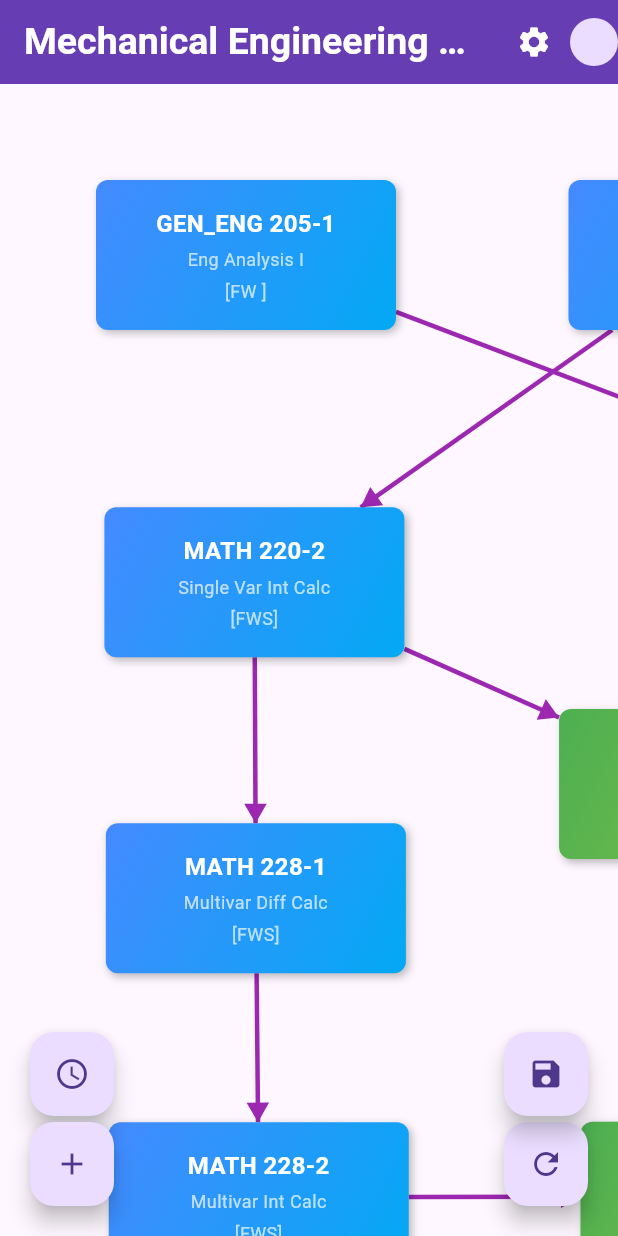
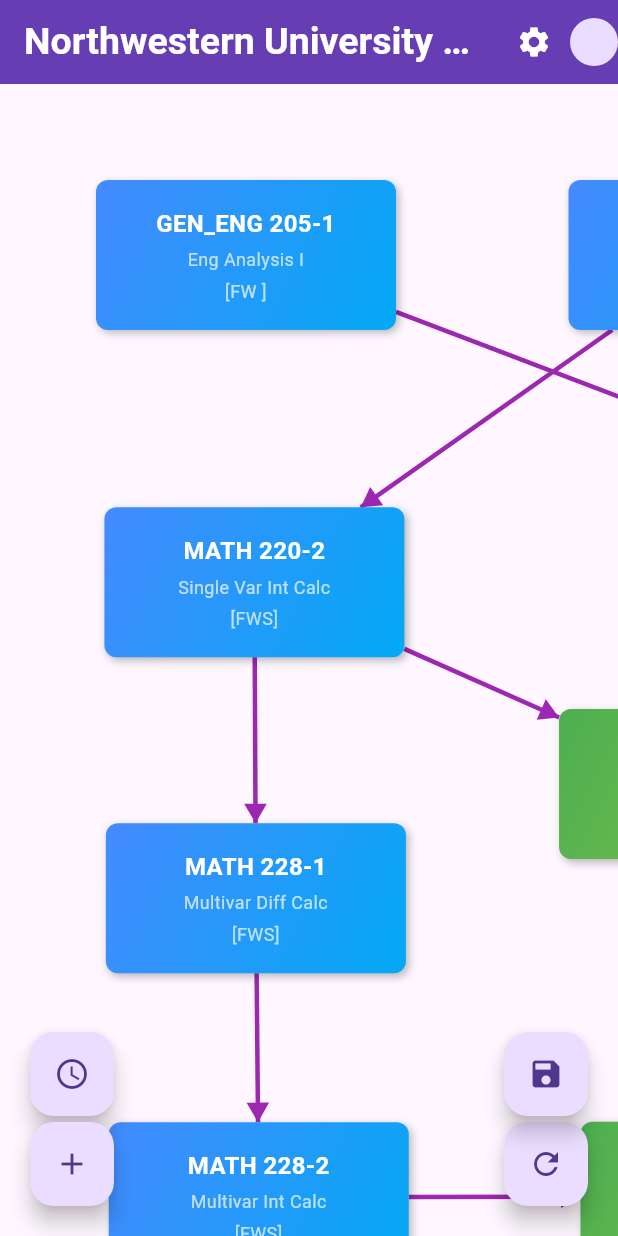
Before and after one commit to ChristopherLuey/Northwestern-Mechanical-Online-Flowchart, a Flutter app: the screen it shows once a user with an empty profile is signed in, on a phone screen of 412 x 824 dp. Run offline on Flutter 3.47's test engine with Material 3 defaults, Android fonts, the phone set to English and light mode, and no system bars; our stand-ins replace firebase_auth, firebase_core, google_sign_in; accounts and stored records are empty.

Commit message:
Curriculum Planner

```diff
--- a/lib/src/app.dart
+++ b/lib/src/app.dart
@@ -126,7 +126,7 @@
         title: const Align(
           alignment: Alignment.centerLeft,
           child: Text(
-            'Mechanical Engineering Flowchart',
+            'Northwestern University Mechanical Engineering Flowchart',
             style: TextStyle(
               fontSize: 25.0,
               fontWeight: FontWeight.bold,
--- a/lib/src/curriculum_planner.dart
+++ b/lib/src/curriculum_planner.dart
@@ -233,7 +233,7 @@
         title: const Align(
           alignment: Alignment.centerLeft,
           child: Text(
-            'Mechanical Engineering Curriculum Planner',
+            'Northwestern University Mechanical Engineering Curriculum Planner',
             style: TextStyle(
               fontSize: 25.0,
               fontWeight: FontWeight.bold,
```
Also changed, not shown: 1 other file.
